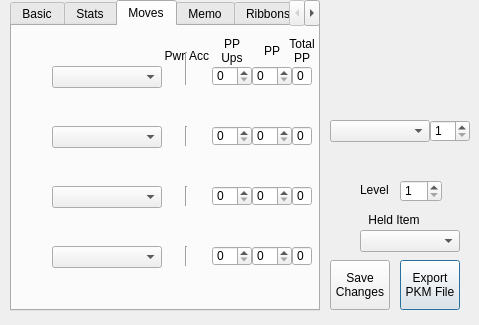
The window that QT Project/pkmviewer.ui (Annovae/PKMDS-G5) describes before a commit, drawn with Qt 5.
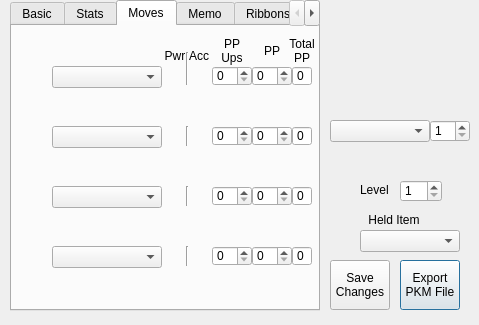
The same window after the commit. The open tabs and pages were chosen to show the change.

Patch:
```diff
--- a/QT Project/pkmviewer.ui
+++ b/QT Project/pkmviewer.ui
@@ -1875,7 +1875,7 @@
     <widget class="Line" name="line">
      <property name="geometry">
       <rect>
-       <x>173</x>
+       <x>174</x>
        <y>26</y>
        <width>3</width>
        <height>33</height>
@@ -1952,7 +1952,7 @@
     <widget class="Line" name="line_2">
      <property name="geometry">
       <rect>
-       <x>173</x>
+       <x>174</x>
        <y>100</y>
        <width>3</width>
        <height>20</height>
@@ -1991,7 +1991,7 @@
     <widget class="Line" name="line_3">
      <property name="geometry">
       <rect>
-       <x>173</x>
+       <x>174</x>
        <y>160</y>
        <width>3</width>
        <height>20</height>
@@ -2030,7 +2030,7 @@
     <widget class="Line" name="line_4">
      <property name="geometry">
       <rect>
-       <x>173</x>
+       <x>174</x>
        <y>220</y>
        <width>3</width>
        <height>20</height>
```
Left out of the diff: 24 changed lines with no effect on the pictures.
